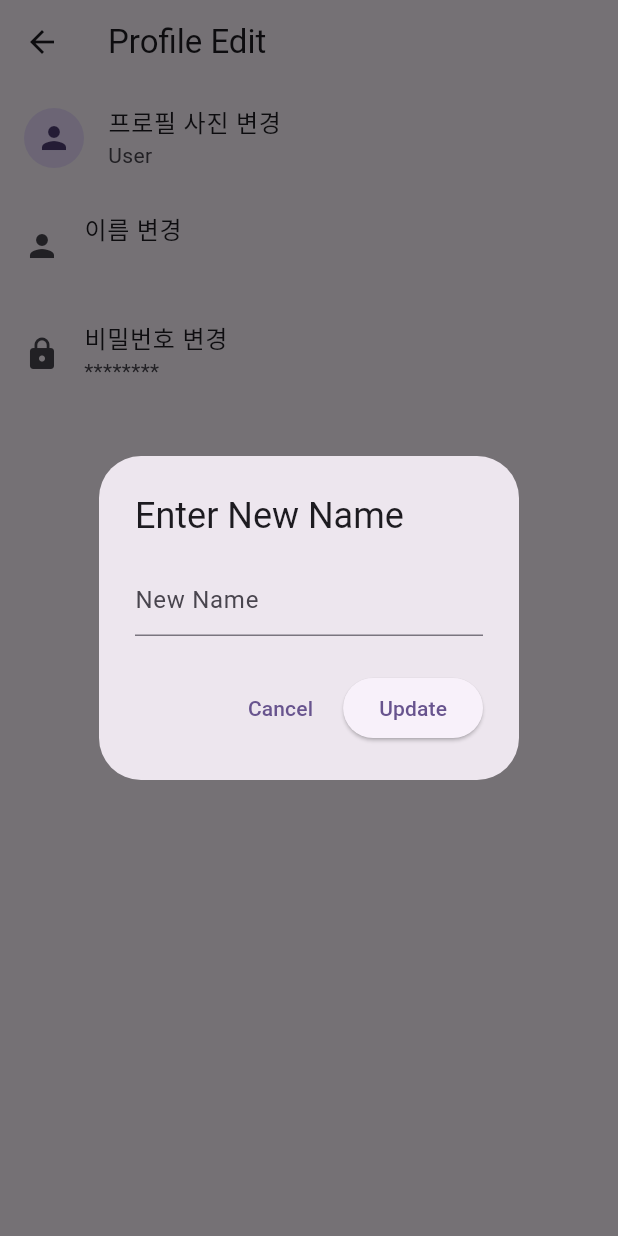
After one commit to cmsong111/smart-brace-case-app, a Flutter app: the ProfileEditPage screen opened by its route, after a tap on "이름 변경", on a phone screen of 412 x 824 dp. The commit adds this screen. Run offline on Flutter 3.47's test engine with Material 3 defaults, Android fonts, the phone set to English and light mode, and no system bars; our stand-ins replace firebase_auth, firebase_core, firebase_storage, fl_chart, flutter_blue_plus, image_picker; accounts and stored records are empty; generated files the repository leaves out were written again; network calls fail.

Commit message:
Feat: 프로필 수정 기능
- Firebase Display Name 수정
- Firebase photoURL 수정
- Firebase Storage 프로필 업로드 기능

```diff
--- a/lib/config/app_constant.dart
+++ b/lib/config/app_constant.dart
@@ -10,4 +10,6 @@ class AppRoute {
   static const String connectBluetooth = '/connectBluetooth';
 
   static const String licenses = '/licenses';
+
+  static const String profilePageEdit = '/profilePageEdit';
 }
--- a/lib/config/route.dart
+++ b/lib/config/route.dart
@@ -4,6 +4,7 @@ import '../screens/auth/login_page.dart';
 import '../screens/auth/register_page.dart';
 import '../screens/main_home_page.dart';
 import '../screens/peripheral/connect_bluetooth_page.dart';
+import '../screens/settings/profile_edit_page.dart';
 import '../screens/settings/licenses.dart';
 import '../screens/settings/setting_page.dart';
 
@@ -14,4 +15,5 @@ var appRoute = {
   AppRoute.register: (context) => const RegisterPage(),
   AppRoute.connectBluetooth: (context) => const ConnectBluetoothPage(),
   AppRoute.licenses: (context) => const LicensesListPage(),
+  AppRoute.profilePageEdit: (context) => const ProfileEditPage(),
 };
--- /dev/null
+++ b/lib/screens/settings/profile_edit_page.dart
@@ -0,0 +1,151 @@
+import 'dart:io';
+
+import 'package:firebase_auth/firebase_auth.dart';
+import 'package:firebase_storage/firebase_storage.dart';
+import 'package:flutter/material.dart';
+import 'package:image_picker/image_picker.dart';
+
+import '../../utils/snackbar.dart';
+
+class ProfileEditPage extends StatefulWidget {
+  const ProfileEditPage({super.key});
+
+  @override
+  State<ProfileEditPage> createState() => _ProfileEditPageState();
+}
+
+class _ProfileEditPageState extends State<ProfileEditPage> {
+
+  XFile? _imageFile;
+  final picker = ImagePicker();
+  TextEditingController _nameController = TextEditingController();
+
+
+  Future<void> _getImage() async {
+    final pickedFile = await picker.pickImage(source: ImageSource.gallery);
+    print(pickedFile?.path);
+
+    if (pickedFile != null) {
+      setState(() {
+        _imageFile = pickedFile;
+      });
+    }
+  }
+
+  Future<void> _uploadImage() async {
+    try {
+      String userId = FirebaseAuth.instance.currentUser!.uid;
+      String filePath = 'users/$userId/profile';
+
+      await FirebaseStorage.instance.ref(filePath).putFile(File(_imageFile!.path));
+
+      String downloadURL =
+      await FirebaseStorage.instance.ref(filePath).getDownloadURL();
+
+      // Update user's photoURL
+      User user = FirebaseAuth.instance.currentUser!;
+      await user.updatePhotoURL(downloadURL);
+
+      Snackbar.show(ABC.a, 'Profile image updated', success: true);
+
+    } catch (e) {
+      print('Error: $e');
+      Snackbar.show(ABC.a, prettyException('Error: ', e), success: false);
+    }
+  }
+
+  Future<void> _updateDisplayName() async {
+    try {
+      User user = FirebaseAuth.instance.currentUser!;
+      await user.updateDisplayName(_nameController.text);
+      Navigator.pop(context); // Close the dialog
+      ScaffoldMessenger.of(context).showSnackBar(
+        const SnackBar(
+          content: Text('Display name updated'),
+          backgroundColor: Colors.green,
+        ),
+      );
+    } catch (e) {
+      print('Error: $e');
+      ScaffoldMessenger.of(context).showSnackBar(
+        SnackBar(
+          content: Text('Error updating display name: $e'),
+          backgroundColor: Colors.red,
+        ),
+      );
+    }
+  }
+
+  void _showNameDialog() {
+    showDialog(
+      context: context,
+      builder: (BuildContext context) {
+        return AlertDialog(
+          title: const Text('Enter New Name'),
+          content: TextField(
+            controller: _nameController,
+            decoration: InputDecoration(hintText: 'New Name'),
+          ),
+          actions: <Widget>[
+            TextButton(
+              onPressed: () {
+                Navigator.of(context).pop(); // Close dialog
+              },
+              child: Text('Cancel'),
+            ),
+            ElevatedButton(
+              onPressed: () {
+                _updateDisplayName();
+              },
+              child: Text('Update'),
+            ),
+          ],
+        );
+      },
+    );
+  }
+
+  @override
+  Widget build(BuildContext context) {
+    return Scaffold(
+      appBar: AppBar(
+        centerTitle: false,
+        title: const Text('Profile Edit'),
+      ),
+      body: ListView(
+        children: [
+          ListTile(
+            title: const Text('프로필 사진 변경'),
+            subtitle: const Text('User'),
+            leading: CircleAvatar(
+              child: FirebaseAuth.instance.currentUser?.photoURL != null
+                  ? Image.network(FirebaseAuth.instance.currentUser!.photoURL!)
+                  : const Icon(Icons.person),
+            ),
+            onTap: ()  async {
+              await _getImage();
+              await _uploadImage();
+            },
+          ),
+          ListTile(
+            title: const Text("이름 변경"),
+            subtitle:
+                Text(FirebaseAuth.instance.currentUser?.displayName ?? ''),
+            leading: const Icon(Icons.person),
+            onTap: () {
+              _showNameDialog();
+            },
+          ),
+          ListTile(
+            title: const Text("비밀번호 변경"),
+            subtitle: const Text('********'),
+            leading: const Icon(Icons.lock),
+            onTap: () {
+              Snackbar.show(ABC.a, 'Password change not implemented', success: false);
+            },
+          ),
+        ],
+      ),
+    );
+  }
+}
--- a/pubspec.yaml
+++ b/pubspec.yaml
@@ -36,13 +36,14 @@ dependencies:
   # Use with the CupertinoIcons class for iOS style icons.
   cupertino_icons: ^1.0.6
   flutter_native_splash: ^2.3.10
-  fluttertoast: ^8.2.4
   flutter_blue_plus: ^1.31.16
   provider: ^6.1.2
   fl_chart: ^0.66.2
+  image_picker: ^1.0.7
 
   firebase_auth: ^4.17.9
   firebase_core: ^2.27.1
+  firebase_storage: ^11.6.10
 
 dev_dependencies:
   flutter_test:
```
Also changed, not shown: lib/providers/counts.dart (+10 -0 lines), lib/screens/dashboard/dashboard_page.dart (+65 -1 lines), lib/screens/main_home_page.dart (+4 -3 lines), lib/screens/settings/setting_page.dart (+11 -1 lines), lib/screens/statistics/statistics_page.dart (added, +20 -0 lines), assets/images/logo.png (added), 8 other files.
